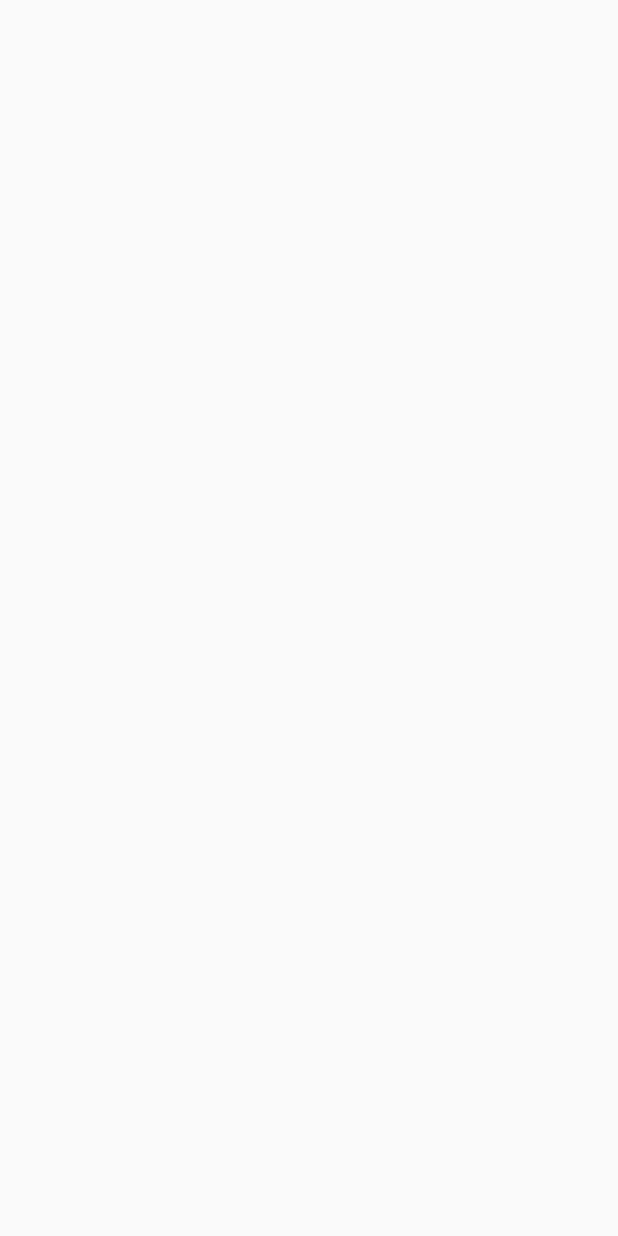
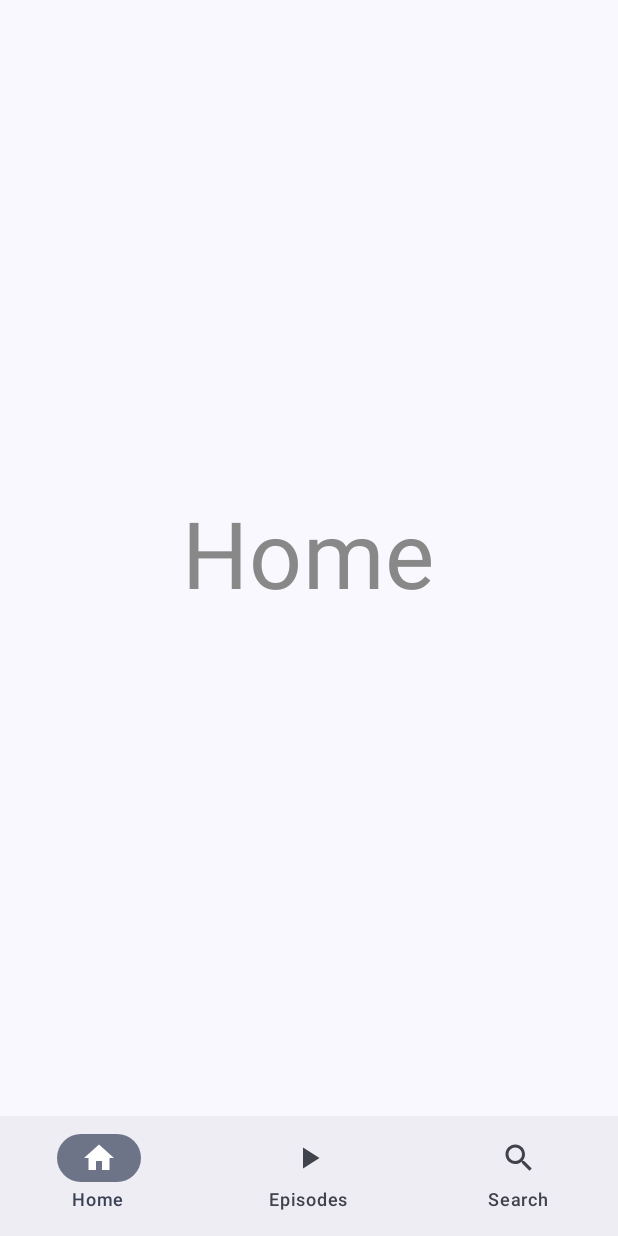
Before and after one commit to Picalfer/BtmNavBarComposeTest, an Android app built with Jetpack Compose: the screen it shows after launch (MainActivity), on a phone screen of 412 x 824 dp. Before the commit the screen is empty. Run offline under Robolectric (Android 15) with nearby library versions, the phone set to English and light mode, and no system bars.

```diff
--- a/app/build.gradle.kts
+++ b/app/build.gradle.kts
@@ -51,4 +51,7 @@ dependencies {
     implementation(libs.androidx.material3)
     debugImplementation(libs.androidx.ui.tooling)
     debugImplementation(libs.androidx.ui.test.manifest)
+
+    implementation(libs.androidx.navigation.compose)
+    implementation("androidx.compose.material:material:1.7.6")
 }
--- a/app/src/main/java/com/game/btmnavbarcomposetest/MainActivity.kt
+++ b/app/src/main/java/com/game/btmnavbarcomposetest/MainActivity.kt
@@ -4,14 +4,41 @@ import android.os.Bundle
 import androidx.activity.ComponentActivity
 import androidx.activity.compose.setContent
 import androidx.activity.enableEdgeToEdge
+import androidx.compose.foundation.layout.Arrangement
+import androidx.compose.foundation.layout.Column
 import androidx.compose.foundation.layout.fillMaxSize
 import androidx.compose.foundation.layout.padding
+import androidx.compose.material.icons.Icons
+import androidx.compose.material.icons.filled.Home
+import androidx.compose.material.icons.filled.PlayArrow
+import androidx.compose.material.icons.filled.Search
+import androidx.compose.material3.Icon
+import androidx.compose.material3.NavigationBar
+import androidx.compose.material3.NavigationBarItem
 import androidx.compose.material3.Scaffold
 import androidx.compose.material3.Text
-import androidx.compose.runtime.Composable
+import androidx.compose.runtime.getValue
+import androidx.compose.ui.Alignment
 import androidx.compose.ui.Modifier
-import androidx.compose.ui.tooling.preview.Preview
+import androidx.compose.ui.graphics.Color
+import androidx.compose.ui.graphics.vector.ImageVector
+import androidx.compose.ui.unit.sp
+import androidx.navigation.NavDestination.Companion.hierarchy
+import androidx.navigation.NavGraph.Companion.findStartDestination
+import androidx.navigation.compose.NavHost
+import androidx.navigation.compose.composable
+import androidx.navigation.compose.currentBackStackEntryAsState
+import androidx.navigation.compose.rememberNavController
 import com.game.btmnavbarcomposetest.ui.theme.BtmNavBarComposeTestTheme
+
+sealed class NavDestination(val title: String, val route: String, val icon: ImageVector) {
+    object Home : NavDestination(title = "Home", route = "home_screen", icon = Icons.Filled.Home)
+    object Episodes :
+        NavDestination(title = "Episodes", route = "episodes_screen", icon = Icons.Filled.PlayArrow)
+
+    object Search :
+        NavDestination(title = "Search", route = "search_screen", icon = Icons.Filled.Search)
+}
 
 class MainActivity : ComponentActivity() {
     override fun onCreate(savedInstanceState: Bundle?) {
@@ -19,7 +46,79 @@ class MainActivity : ComponentActivity() {
         enableEdgeToEdge()
         setContent {
             BtmNavBarComposeTestTheme {
+                val navController = rememberNavController()
+                val items =
+                    listOf(NavDestination.Home, NavDestination.Episodes, NavDestination.Search)
 
+                Scaffold(
+                    bottomBar = {
+                        NavigationBar {
+                            val navBackStackEntry by navController.currentBackStackEntryAsState()
+                            val currentDestination = navBackStackEntry?.destination
+                            items.forEach { screen ->
+                                NavigationBarItem(
+                                    icon = {
+                                        Icon(
+                                            imageVector = screen.icon,
+                                            contentDescription = null
+                                        )
+                                    },
+                                    label = { Text(screen.title) },
+                                    selected = currentDestination?.hierarchy?.any { it.route == screen.route } == true,
+                                    onClick = {
+                                        navController.navigate(screen.route) {
+                                            // Pop up to the start destination of the graph to
+                                            // avoid building up a large stack of destinations
+                                            // on the back stack as users select items
+                                            popUpTo(navController.graph.findStartDestination().id) {
+                                                saveState = true
+                                            }
+                                            // Avoid multiple copies of the same destination when
+                                            // reselecting the same item
+                                            launchSingleTop = true
+                                            // Restore state when reselecting a previously selected item
+                                            restoreState = true
+                                        }
+                                    }
+                                )
+                            }
+                        }
+                    }
+                ) { innerPadding ->
+                    NavHost(
+                        navController = navController,
+                        startDestination = NavDestination.Home.route,
+                        modifier = Modifier.padding(innerPadding)
+                    ) {
+                        composable(route = NavDestination.Episodes.route) {
+                            Column(
+                                modifier = Modifier.fillMaxSize(),
+                                verticalArrangement = Arrangement.Center,
+                                horizontalAlignment = Alignment.CenterHorizontally
+                            ) {
+                                Text(text = "Episodes", fontSize = 62.sp, color = Color.Gray)
+                            }
+                        }
+                        composable(route = NavDestination.Search.route) {
+                            Column(
+                                modifier = Modifier.fillMaxSize(),
+                                verticalArrangement = Arrangement.Center,
+                                horizontalAlignment = Alignment.CenterHorizontally
+                            ) {
+                                Text(text = "Search", fontSize = 62.sp, color = Color.Gray)
+                            }
+                        }
+                        composable(route = NavDestination.Home.route) {
+                            Column(
+                                modifier = Modifier.fillMaxSize(),
+                                verticalArrangement = Arrangement.Center,
+                                horizontalAlignment = Alignment.CenterHorizontally
+                            ) {
+                                Text(text = "Home", fontSize = 62.sp, color = Color.Gray)
+                            }
+                        }
+                    }
+                }
             }
         }
     }
--- a/gradle/libs.versions.toml
+++ b/gradle/libs.versions.toml
@@ -8,6 +8,7 @@ espressoCore = "3.6.1"
 lifecycleRuntimeKtx = "2.8.7"
 activityCompose = "1.9.3"
 composeBom = "2024.04.01"
+navigationCompose = "2.8.5"
 
 [libraries]
 androidx-core-ktx = { group = "androidx.core", name = "core-ktx", version.ref = "coreKtx" }
@@ -24,6 +25,7 @@ androidx-ui-tooling-preview = { group = "androidx.compose.ui", name = "ui-toolin
 androidx-ui-test-manifest = { group = "androidx.compose.ui", name = "ui-test-manifest" }
 androidx-ui-test-junit4 = { group = "androidx.compose.ui", name = "ui-test-junit4" }
 androidx-material3 = { group = "androidx.compose.material3", name = "material3" }
+androidx-navigation-compose = { group = "androidx.navigation", name = "navigation-compose", version.ref = "navigationCompose" }
 
 [plugins]
 android-application = { id = "com.android.application", version.ref = "agp" }
```
